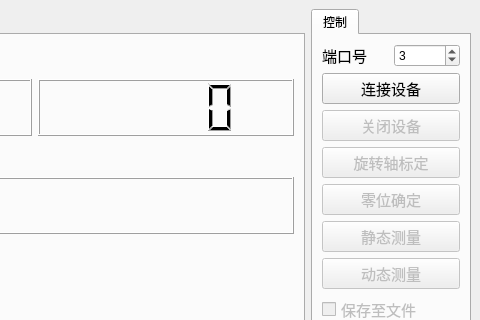
This is ui.ui in gao5254/angleMeasurement as Qt 5 draws it before an edit; both pictures show x 506 to 986 and y 0 to 320 of the 986 by 661 pixel window. The edited form follows.
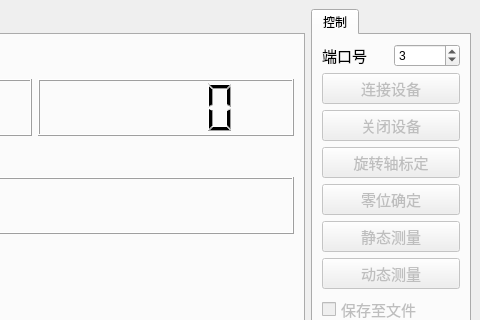
This is the edited form. Custom widgets are drawn as their Qt base class.

Commit message: 更新ui

Diff of the .ui file:
```diff
--- a/ui.ui
+++ b/ui.ui
@@ -130,7 +130,7 @@
         <item>
          <widget class="QPushButton" name="btn_open">
           <property name="enabled">
-           <bool>true</bool>
+           <bool>false</bool>
           </property>
           <property name="font">
            <font>
```
Left out of the diff: 2 changed lines with no effect on the pictures. The commit also changes 1 other file.
